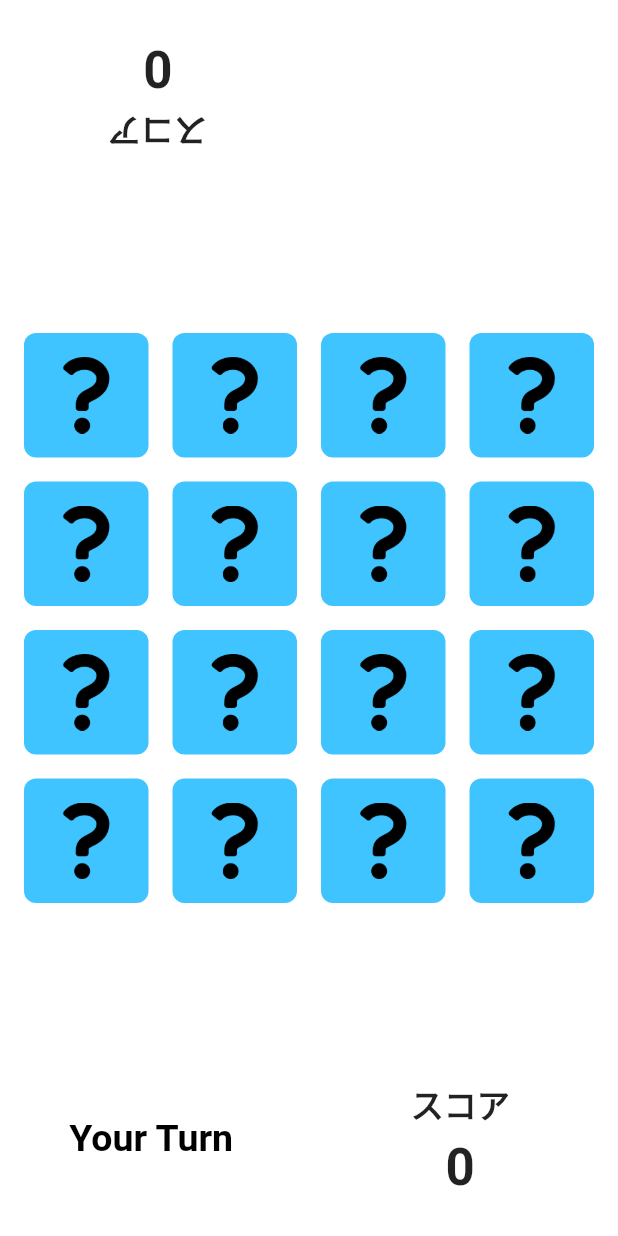
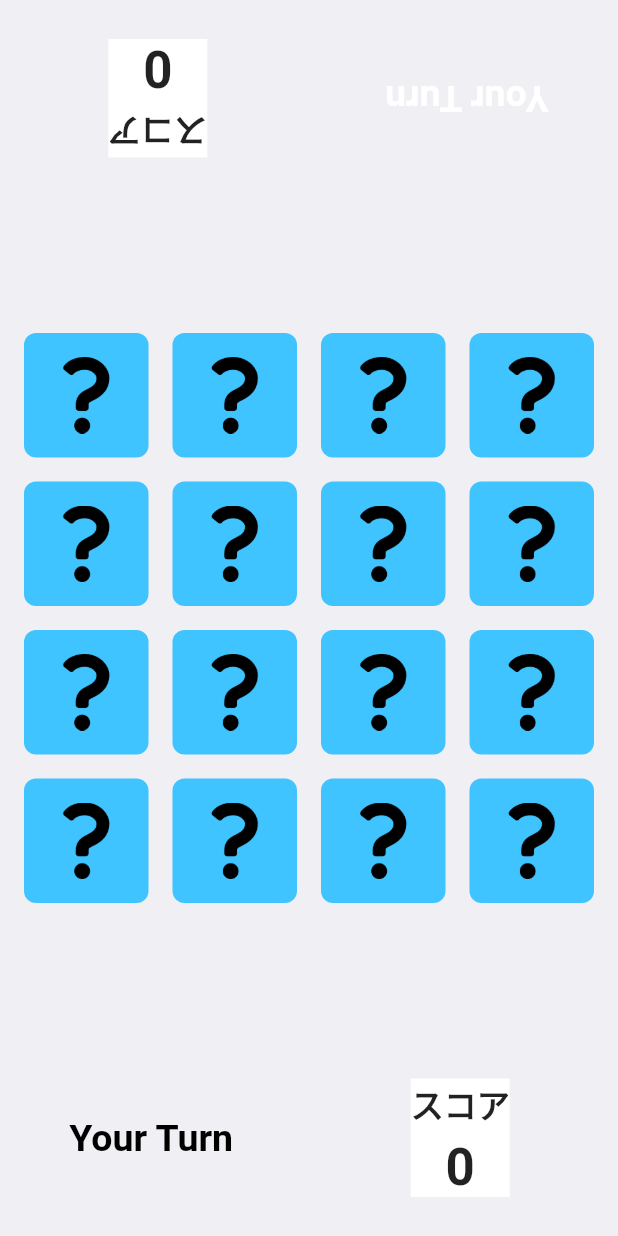
Before and after one commit to iseruuuuu/memory_app, a Flutter app: the BattleScreen screen opened directly, on a phone screen of 412 x 824 dp. Run offline on Flutter 3.47's test engine with Material 2 defaults, Android fonts, the phone set to English and light mode, and no system bars; our stand-ins replace settings_ui; missing offline and left inert: giff_dialog.

Commit message:
add: change background color ・ add safeArea

```diff
--- a/lib/screen/battle/battle_screen.dart
+++ b/lib/screen/battle/battle_screen.dart
@@ -1,3 +1,4 @@
+import 'package:flutter/cupertino.dart';
 import 'package:flutter/material.dart';
 import 'package:giff_dialog/giff_dialog.dart';
 import 'package:memory_app/parts/battle/turn_text.dart';
@@ -93,8 +94,9 @@
 
   @override
   Widget build(BuildContext context) {
-    return Scaffold(
-      backgroundColor: Colors.white,
+    return SafeArea(
+      child: Scaffold(
+        backgroundColor: CupertinoColors.extraLightBackgroundGray,
         body: Center(
           child: Column(
             mainAxisAlignment: MainAxisAlignment.spaceBetween,
@@ -168,6 +170,7 @@
             ],
           ),
         ),
+      ),
     );
   }
 }
```
Lines whose indentation alone changed are shown as unchanged.
